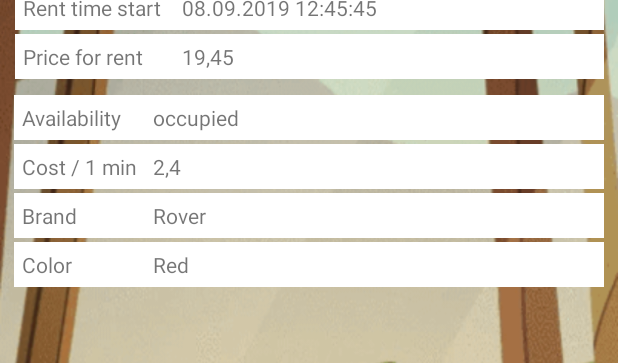
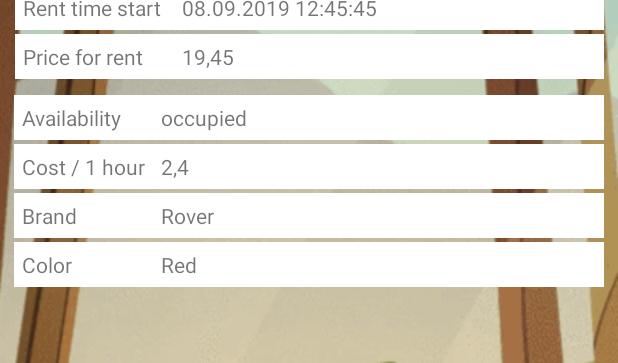
Before and after one commit to Szpansky/RentBicycle, an Android app: the layout fragment_rent_info.xml on its own in the app's theme, with its tools: preview values and no code run, on a phone screen of 412 x 824 dp. Shown: the part 363-726 px from the top of the screen. Run offline under Robolectric (Android 15) with nearby library versions, the phone set to English and light mode, and no system bars.

Commit message:
Rent Activity, Refactor

```diff
--- a/app/src/main/AndroidManifest.xml
+++ b/app/src/main/AndroidManifest.xml
@@ -14,6 +14,7 @@
         tools:ignore="GoogleAppIndexingWarning">
 
         <activity
+            android:launchMode="singleTop"
             android:name=".activities.MainActivity"
             android:theme="@style/NoActionBarTheme">
             <intent-filter>
@@ -22,6 +23,9 @@
                 <category android:name="android.intent.category.LAUNCHER" />
             </intent-filter>
         </activity>
+        <activity
+            android:name=".activities.RentedBicycleActivity"
+            android:parentActivityName=".activities.MainActivity" />
 
     </application>
 
--- a/app/src/main/java/com/apps/mkacik/rentbicycle/data/AppSharedPref.kt
+++ b/app/src/main/java/com/apps/mkacik/rentbicycle/data/AppSharedPref.kt
@@ -3,7 +3,6 @@ package com.apps.mkacik.rentbicycle.data
 import android.content.Context
 import android.content.SharedPreferences
 
-//TODO export to repository
 class AppSharedPref {
 
     companion object {
--- a/app/src/main/java/com/apps/mkacik/rentbicycle/data/BicycleLoadingProvider.kt
+++ b/app/src/main/java/com/apps/mkacik/rentbicycle/data/BicycleLoadingProvider.kt
@@ -2,7 +2,7 @@ package com.apps.mkacik.rentbicycle.data
 
 import androidx.lifecycle.LiveData
 import com.apps.mkacik.rentbicycle.data.database.entity.BicycleEntity
-import com.apps.mkacik.rentbicycle.data.database.entity.RentEntity
+import com.apps.mkacik.rentbicycle.data.database.entity.Rent
 
 interface BicycleLoadingProvider {
 
@@ -44,7 +44,7 @@ interface BicycleLoadingProvider {
     fun getRentBicycles(rentBicyclesCallBack: GetRentBicyclesCallBack)
 
     interface GetRentBicyclesCallBack {
-        fun onSuccess(bicycleList: LiveData<List<RentEntity>>)
+        fun onSuccess(bicycleList: LiveData<List<Rent>>)
         fun onFail(throwable: Throwable)
     }
 }
--- a/app/src/main/java/com/apps/mkacik/rentbicycle/data/database/entity/TransactionLogEntity.kt
+++ b/app/src/main/java/com/apps/mkacik/rentbicycle/data/database/entity/TransactionLogEntity.kt
@@ -3,17 +3,18 @@ package com.apps.mkacik.rentbicycle.data.database.entity
 import androidx.room.ColumnInfo
 import androidx.room.Entity
 import androidx.room.PrimaryKey
+import java.io.Serializable
 
 
 @Entity(tableName = "TRANSACTION_LOG")
 data class TransactionLogEntity(
 
     @ColumnInfo(name = "DIFFERENCE")
-    var differenc: Float,
+    var difference: Float,
     @ColumnInfo(name = "WALLET_CASH")
     var walletCash: Float
 
-) {
+) : Serializable {
     @PrimaryKey
     var id: Int = 0
 }
--- a/app/src/main/res/layout-land/fragment_rent_info.xml
+++ b/app/src/main/res/layout-land/fragment_rent_info.xml
@@ -28,12 +28,12 @@
         android:layout_marginTop="8dp"
         android:background="@drawable/oval_rectangle"
         android:text="@string/end_the_rent"
-        app:layout_constraintEnd_toEndOf="@+id/textView15"
-        app:layout_constraintStart_toStartOf="@+id/textView15"
-        app:layout_constraintTop_toBottomOf="@+id/textView15" />
+        app:layout_constraintEnd_toEndOf="@+id/bicycle_id_top"
+        app:layout_constraintStart_toStartOf="@+id/bicycle_id_top"
+        app:layout_constraintTop_toBottomOf="@+id/bicycle_id_top" />
 
     <TextView
-        android:id="@+id/textView15"
+        android:id="@+id/bicycle_id_top"
         android:layout_width="100dp"
         android:layout_height="100dp"
         android:layout_marginStart="8dp"
@@ -73,7 +73,7 @@
                 android:text="@string/bicycle_number" />
 
             <TextView
-                android:id="@+id/textView10"
+                android:id="@+id/bicycle_id"
                 android:layout_width="wrap_content"
                 android:layout_height="wrap_content"
                 android:layout_margin="5dp"
@@ -94,7 +94,7 @@
                 android:text="@string/rent_time_start" />
 
             <TextView
-                android:id="@+id/textView12"
+                android:id="@+id/rent_time_start"
                 android:layout_width="wrap_content"
                 android:layout_height="wrap_content"
                 android:layout_margin="5dp"
@@ -115,7 +115,7 @@
                 android:text="@string/price_for_rent" />
 
             <TextView
-                android:id="@+id/textView14"
+                android:id="@+id/rent_price"
                 android:layout_width="wrap_content"
                 android:layout_height="wrap_content"
                 android:layout_margin="5dp"
@@ -151,7 +151,7 @@
                 android:text="@string/availability" />
 
             <TextView
-                android:id="@+id/textView"
+                android:id="@+id/bicycle_availability"
                 android:layout_width="wrap_content"
                 android:layout_height="wrap_content"
                 android:layout_margin="5dp"
@@ -169,10 +169,10 @@
                 android:layout_width="wrap_content"
                 android:layout_height="wrap_content"
                 android:layout_margin="5dp"
-                android:text="@string/cost_1_min" />
+                android:text="@string/cost_1_hour" />
 
             <TextView
-                android:id="@+id/textView6"
+                android:id="@+id/bicycle_price"
                 android:layout_width="wrap_content"
                 android:layout_height="wrap_content"
                 android:layout_margin="5dp"
@@ -194,7 +194,7 @@
                 android:text="@string/brand" />
 
             <TextView
-                android:id="@+id/textView8"
+                android:id="@+id/bicycle_brand"
                 android:layout_width="wrap_content"
                 android:layout_height="wrap_content"
                 android:layout_margin="5dp"
@@ -215,7 +215,7 @@
                 android:text="@string/color" />
 
             <TextView
-                android:id="@+id/textView7"
+                android:id="@+id/bicycle_color"
                 android:layout_width="wrap_content"
                 android:layout_height="wrap_content"
                 android:layout_margin="5dp"
--- a/app/src/main/res/layout/fragment_rent_info.xml
+++ b/app/src/main/res/layout/fragment_rent_info.xml
@@ -29,12 +29,12 @@
         android:layout_marginTop="8dp"
         android:background="@drawable/oval_rectangle"
         android:text="@string/end_the_rent"
-        app:layout_constraintEnd_toEndOf="@+id/textView15"
-        app:layout_constraintStart_toStartOf="@+id/textView15"
-        app:layout_constraintTop_toBottomOf="@+id/textView15" />
+        app:layout_constraintEnd_toEndOf="@+id/bicycle_id_top"
+        app:layout_constraintStart_toStartOf="@+id/bicycle_id_top"
+        app:layout_constraintTop_toBottomOf="@+id/bicycle_id_top" />
 
     <TextView
-        android:id="@+id/textView15"
+        android:id="@+id/bicycle_id_top"
         android:layout_width="100dp"
         android:layout_height="100dp"
         android:layout_marginStart="8dp"
@@ -74,7 +74,7 @@
                 android:text="@string/bicycle_number" />
 
             <TextView
-                android:id="@+id/textView10"
+                android:id="@+id/bicycle_id"
                 android:layout_width="wrap_content"
                 android:layout_height="wrap_content"
                 android:layout_margin="5dp"
@@ -95,7 +95,7 @@
                 android:text="@string/rent_time_start" />
 
             <TextView
-                android:id="@+id/textView12"
+                android:id="@+id/rent_time_start"
                 android:layout_width="wrap_content"
                 android:layout_height="wrap_content"
                 android:layout_margin="5dp"
@@ -116,7 +116,7 @@
                 android:text="@string/price_for_rent" />
 
             <TextView
-                android:id="@+id/textView14"
+                android:id="@+id/rent_price"
                 android:layout_width="wrap_content"
                 android:layout_height="wrap_content"
                 android:layout_margin="5dp"
@@ -152,7 +152,7 @@
                 android:text="@string/availability" />
 
             <TextView
-                android:id="@+id/textView"
+                android:id="@+id/bicycle_availability"
                 android:layout_width="wrap_content"
                 android:layout_height="wrap_content"
                 android:layout_margin="5dp"
@@ -170,10 +170,10 @@
                 android:layout_width="wrap_content"
                 android:layout_height="wrap_content"
                 android:layout_margin="5dp"
-                android:text="@string/cost_1_min" />
+                android:text="@string/cost_1_hour" />
 
             <TextView
-                android:id="@+id/textView6"
+                android:id="@+id/bicycle_price"
                 android:layout_width="wrap_content"
                 android:layout_height="wrap_content"
                 android:layout_margin="5dp"
@@ -195,7 +195,7 @@
                 android:text="@string/brand" />
 
             <TextView
-                android:id="@+id/textView8"
+                android:id="@+id/bicycle_brand"
                 android:layout_width="wrap_content"
                 android:layout_height="wrap_content"
                 android:layout_margin="5dp"
@@ -216,7 +216,7 @@
                 android:text="@string/color" />
 
             <TextView
-                android:id="@+id/textView7"
+                android:id="@+id/bicycle_color"
                 android:layout_width="wrap_content"
                 android:layout_height="wrap_content"
                 android:layout_margin="5dp"
--- a/app/src/main/res/layout/item_layout_bicycle.xml
+++ b/app/src/main/res/layout/item_layout_bicycle.xml
@@ -83,7 +83,7 @@
                     android:layout_width="wrap_content"
                     android:layout_height="wrap_content"
                     android:layout_margin="5dp"
-                    android:text="@string/cost_1_min" />
+                    android:text="@string/cost_1_hour" />
 
                 <TextView
                     android:id="@+id/price"
--- a/app/src/main/res/values/strings.xml
+++ b/app/src/main/res/values/strings.xml
@@ -11,7 +11,7 @@
     <string name="rent_time_start">Rent time start</string>
     <string name="price_for_rent">Price for rent</string>
     <string name="availability">Availability</string>
-    <string name="cost_1_min">Cost / 1 min</string>
+    <string name="cost_1_hour">Cost / 1 hour</string>
     <string name="brand">Brand</string>
     <string name="color">Color</string>
     <string name="sort_by_color">Sort by color</string>
@@ -26,4 +26,6 @@
     <string name="integer_extend">dol</string>
     <string name="rest_extend">cent</string>
     <string name="charge_with">Charge With</string>
+    <string name="available">Available</string>
+    <string name="occupied">Occupied</string>
 </resources>
```
Also changed, not shown: app/src/main/java/com/apps/mkacik/rentbicycle/activities/RentedBicycleActivity.kt (added, +70 -0 lines), app/src/main/java/com/apps/mkacik/rentbicycle/adapters/BicyclesAdapter.kt (+5 -2 lines), app/src/main/java/com/apps/mkacik/rentbicycle/adapters/RentedAdapter.kt (+6 -6 lines), app/src/main/java/com/apps/mkacik/rentbicycle/data/BicyclesRepository.kt (+5 -4 lines), app/src/main/java/com/apps/mkacik/rentbicycle/data/database/DatabaseDAO.kt (+4 -3 lines), app/src/main/java/com/apps/mkacik/rentbicycle/data/database/entity/BicycleEntity.kt (+10 -2 lines), app/src/main/java/com/apps/mkacik/rentbicycle/data/database/entity/Rent.kt (added, +27 -0 lines), app/src/main/java/com/apps/mkacik/rentbicycle/data/database/entity/RentEntity.kt (+11 -7 lines), app/src/main/java/com/apps/mkacik/rentbicycle/fragments/RentedListFragment.kt (+5 -4 lines), app/src/main/java/com/apps/mkacik/rentbicycle/utilities/SimpleFunction.kt (added, +72 -0 lines), 1 other file.
